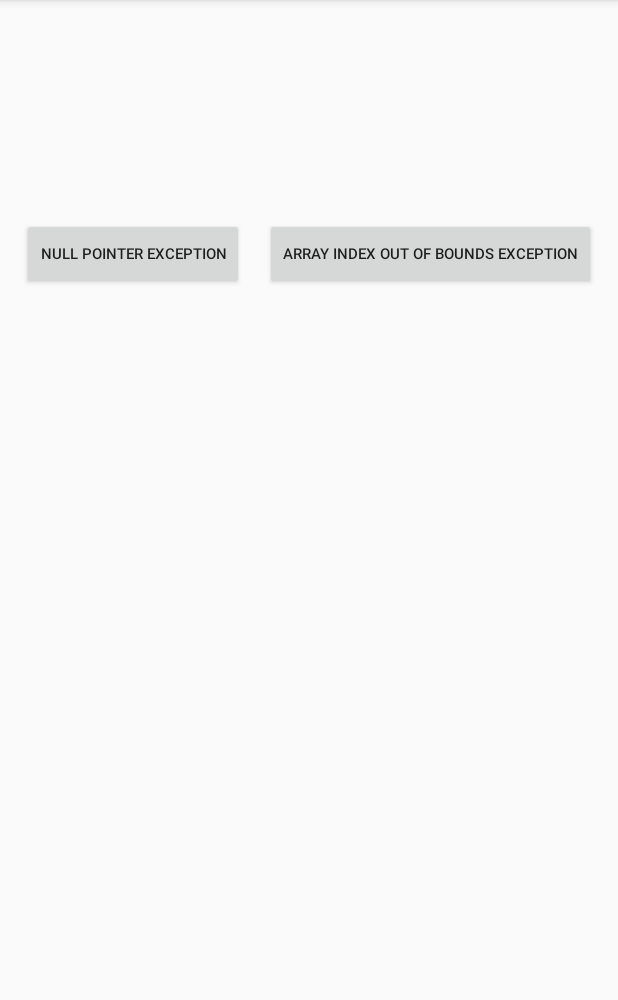
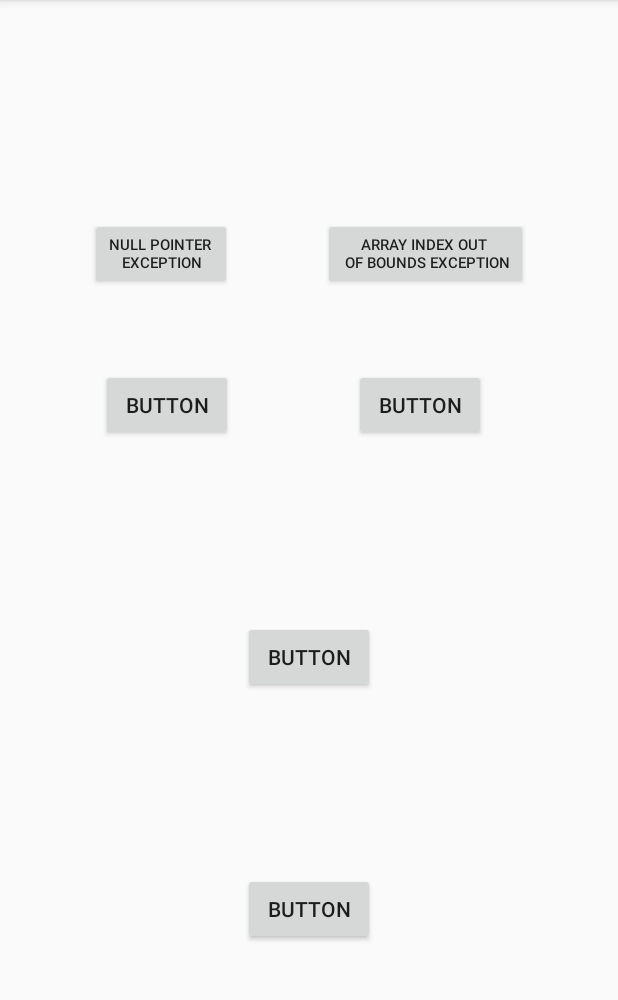
Before and after one commit to thumperfuzzy/Comp-Programming-FP, an Android app: the screen it shows after launch (MainActivity), on a phone screen of 412 x 824 dp, the part 84-1084 px from its top. Run offline under Robolectric (Android 15) with nearby library versions, the phone set to English and light mode, and no system bars.

Commit message:
added code for buttons

```diff
--- a/app/src/main/AndroidManifest.xml
+++ b/app/src/main/AndroidManifest.xml
@@ -9,7 +9,11 @@
         android:roundIcon="@mipmap/ic_launcher_round"
         android:supportsRtl="true"
         android:theme="@style/AppTheme">
-        <activity android:name=".nullpoint"></activity>
+        <activity android:name=".About"></activity>
+        <activity android:name=".OpenString" />
+        <activity android:name=".MathError" />
+        <activity android:name=".ArrayOOB" />
+        <activity android:name=".nullpoint" />
         <activity android:name=".MainActivity">
             <intent-filter>
                 <action android:name="android.intent.action.MAIN" />
--- a/app/src/main/java/com/example/finalproject/MainActivity.java
+++ b/app/src/main/java/com/example/finalproject/MainActivity.java
@@ -25,7 +25,12 @@ public class MainActivity extends AppCompatActivity {
 	protected void onCreate(Bundle savedInstanceState) {
 		super.onCreate(savedInstanceState);
 		setContentView(R.layout.activity_main);
-		Button NPEButton = (Button)findViewById(R.id.button12);//TODO: change name of button to name of error that causes crash
+		Button NPEButton = (Button)findViewById(R.id.button12);
+		Button ArrayOOB = (Button)findViewById(R.id.button13);
+		Button Arithmetic = (Button)findViewById(R.id.button2);
+		Button UnclosedStr = (Button)findViewById(R.id.button3);
+		Button AboutBtn = (Button)findViewById(R.id.button4);
+		Button Home = (Button)findViewById(R.id.button5);
 
 		NPEButton.setOnClickListener(new View.OnClickListener() {
 			public void onClick(View v) {
@@ -35,5 +40,45 @@ public class MainActivity extends AppCompatActivity {
 
 			}
 		});
+		ArrayOOB.setOnClickListener(new View.OnClickListener() {
+			public void onClick(View v) {
+				//null pointer exception
+				Intent i = new Intent(getApplicationContext(),nullpoint.class);
+				startActivity(i);
+
+			}
+		});
+		Arithmetic.setOnClickListener(new View.OnClickListener() {
+			public void onClick(View v) {
+				//null pointer exception
+				Intent i = new Intent(getApplicationContext(),nullpoint.class);
+				startActivity(i);
+
+			}
+		});
+		UnclosedStr.setOnClickListener(new View.OnClickListener() {
+			public void onClick(View v) {
+				//null pointer exception
+				Intent i = new Intent(getApplicationContext(),nullpoint.class);
+				startActivity(i);
+
+			}
+		});
+		AboutBtn.setOnClickListener(new View.OnClickListener() {
+			public void onClick(View v) {
+				//null pointer exception
+				Intent i = new Intent(getApplicationContext(),nullpoint.class);
+				startActivity(i);
+
+			}
+		});
+		Home.setOnClickListener(new View.OnClickListener() {
+			public void onClick(View v) {
+				//null pointer exception
+				Intent i = new Intent(getApplicationContext(),MainActivity.class);
+				startActivity(i);
+
+			}
+		});
 	}
 }
--- a/app/src/main/res/layout/activity_main.xml
+++ b/app/src/main/res/layout/activity_main.xml
@@ -29,4 +29,47 @@
         app:layout_constraintStart_toEndOf="@+id/button12"
         app:layout_constraintTop_toTopOf="parent"
         app:layout_constraintVertical_bias="0.202" />
+
+    <Button
+        android:id="@+id/button2"
+        android:layout_width="wrap_content"
+        android:layout_height="wrap_content"
+        android:text="Button"
+        app:layout_constraintBottom_toBottomOf="parent"
+        app:layout_constraintEnd_toStartOf="@+id/button3"
+        app:layout_constraintHorizontal_bias="0.455"
+        app:layout_constraintStart_toStartOf="parent"
+        app:layout_constraintTop_toBottomOf="@+id/button12"
+        app:layout_constraintVertical_bias="0.1" />
+
+    <Button
+        android:id="@+id/button3"
+        android:layout_width="wrap_content"
+        android:layout_height="wrap_content"
+        android:layout_marginEnd="88dp"
+        android:text="Button"
+        app:layout_constraintBottom_toBottomOf="parent"
+        app:layout_constraintEnd_toEndOf="parent"
+        app:layout_constraintTop_toBottomOf="@+id/button13"
+        app:layout_constraintVertical_bias="0.1" />
+
+    <Button
+        android:id="@+id/button4"
+        android:layout_width="wrap_content"
+        android:layout_height="wrap_content"
+        android:text="Button"
+        app:layout_constraintBottom_toTopOf="@+id/button5"
+        app:layout_constraintEnd_toEndOf="parent"
+        app:layout_constraintStart_toStartOf="parent"
+        app:layout_constraintTop_toBottomOf="@+id/button3" />
+
+    <Button
+        android:id="@+id/button5"
+        android:layout_width="wrap_content"
+        android:layout_height="wrap_content"
+        android:layout_marginBottom="138dp"
+        android:text="Button"
+        app:layout_constraintBottom_toBottomOf="parent"
+        app:layout_constraintEnd_toEndOf="parent"
+        app:layout_constraintStart_toStartOf="parent" />
 </androidx.constraintlayout.widget.ConstraintLayout>
--- a/app/src/main/res/values/strings.xml
+++ b/app/src/main/res/values/strings.xml
@@ -1,5 +1,8 @@
 <resources>
     <string name="app_name">Final Project</string>
-    <string name="NullPoint">Null Pointer Exception</string>
-    <string name="ArrayOOB" lines="2">Array Index Out &#10; Of Bounds Exception</string>
+    <string name="NullPoint">Null Pointer \nException</string>
+    <string name="ArrayOOB">Array Index Out \n Of Bounds Exception</string>
+    <string name="Matherr">Arithmetic \n exception</string>
+    <string name="openString">Unclosed String \n Literal</string>
+    <string name="ABT">About</string>
 </resources>
```
